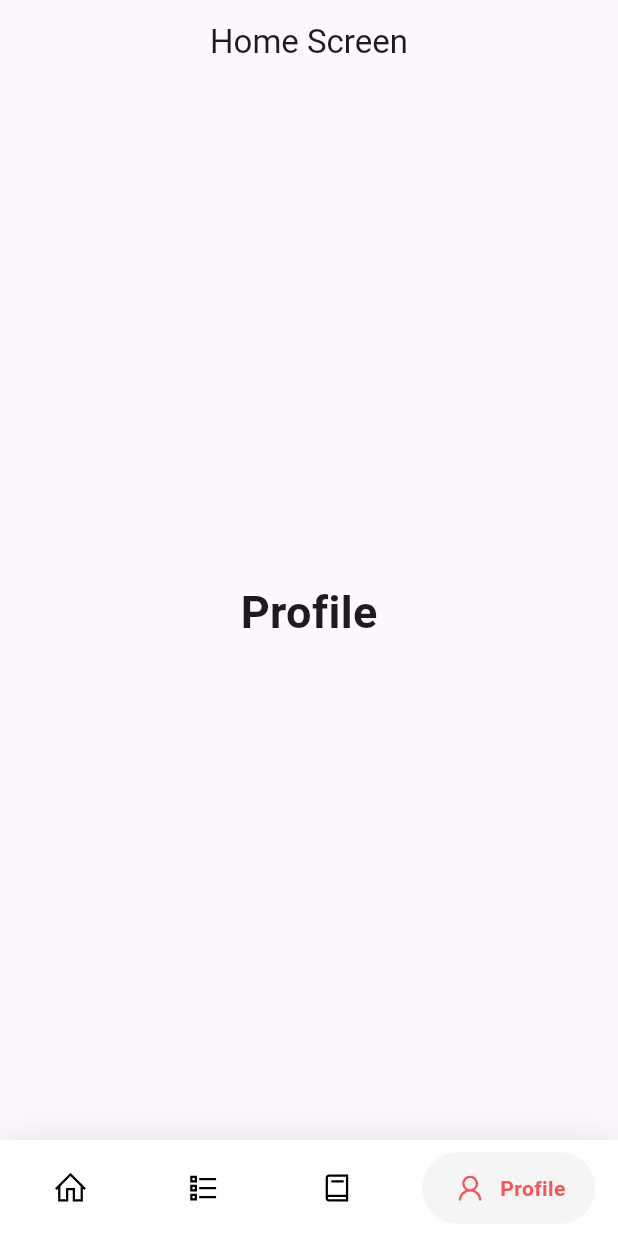
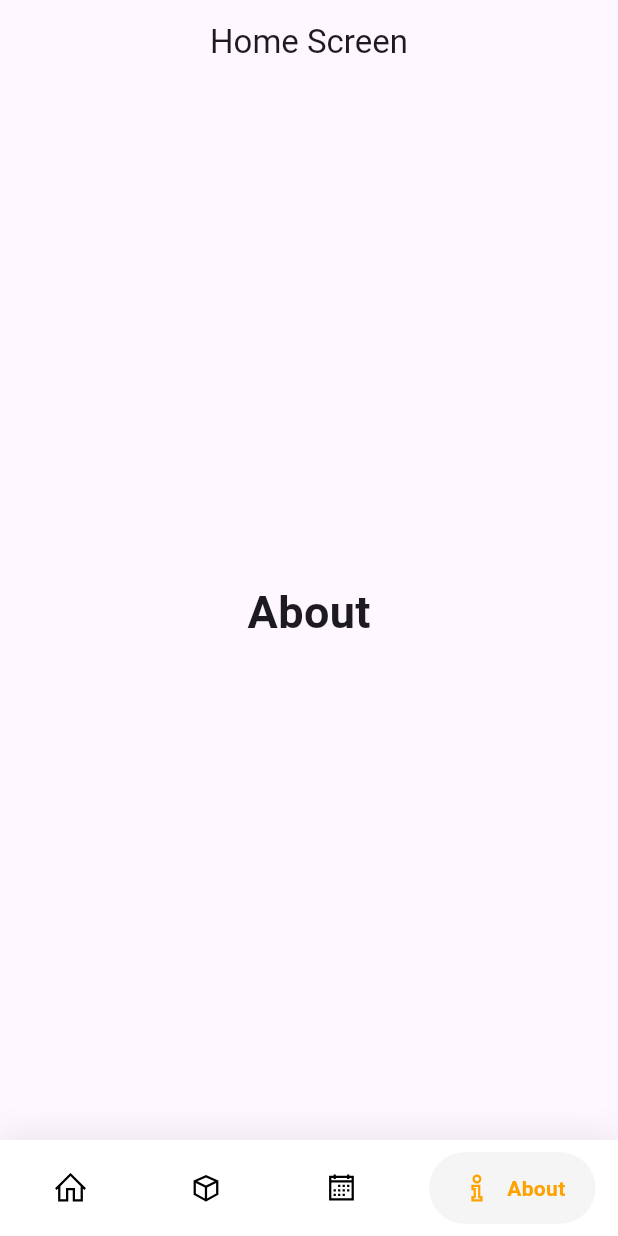
Before and after one commit to dylaascreate/sbma, a Flutter app: the screen it shows after launch, item 4 of the bottom bar chosen, on a phone screen of 412 x 824 dp. Run offline on Flutter 3.47's test engine with Material 3 defaults, Android fonts, the phone set to English and light mode, and no system bars; drawn by our look-alikes of google_nav_bar; our stand-ins replace line_icons; Roboto replaces fonts that are missing (Poppins).

Commit message:
add new page

```diff
--- a/lib/home_screen.dart
+++ b/lib/home_screen.dart
@@ -19,7 +19,7 @@ class _HomeScreenState extends State<HomeScreen> {
     Text('Home', style: optionStyle),
     Text('Spaces', style: optionStyle),
     Text('Bookings', style: optionStyle),
-    Text('Profile', style: optionStyle),
+    Text('About', style: optionStyle),
   ];
 
   @override
@@ -49,7 +49,7 @@ class _HomeScreenState extends State<HomeScreen> {
               rippleColor: Colors.grey[300]!,
               hoverColor: Colors.grey[100]!,
               gap: 8,
-              activeColor: Colors.redAccent,
+              activeColor: const Color.fromARGB(255, 255, 162, 0),
               iconSize: 24,
               padding: const EdgeInsets.symmetric(horizontal: 20, vertical: 12),
               tabBackgroundColor: Colors.grey[100]!,
@@ -60,16 +60,16 @@ class _HomeScreenState extends State<HomeScreen> {
                   text: 'Home',
                 ),
                 GButton(
-                  icon: LineIcons.list,
+                  icon: LineIcons.cube,
                   text: 'Spaces',
                 ),
                 GButton(
-                  icon: LineIcons.book,
+                  icon: LineIcons.calendar,
                   text: 'Bookings',
                 ),
                 GButton(
-                  icon: LineIcons.user,
-                  text: 'Profile',
+                  icon: LineIcons.info,
+                  text: 'About',
                 ),
               ],
               selectedIndex: _selectedIndex,
```
